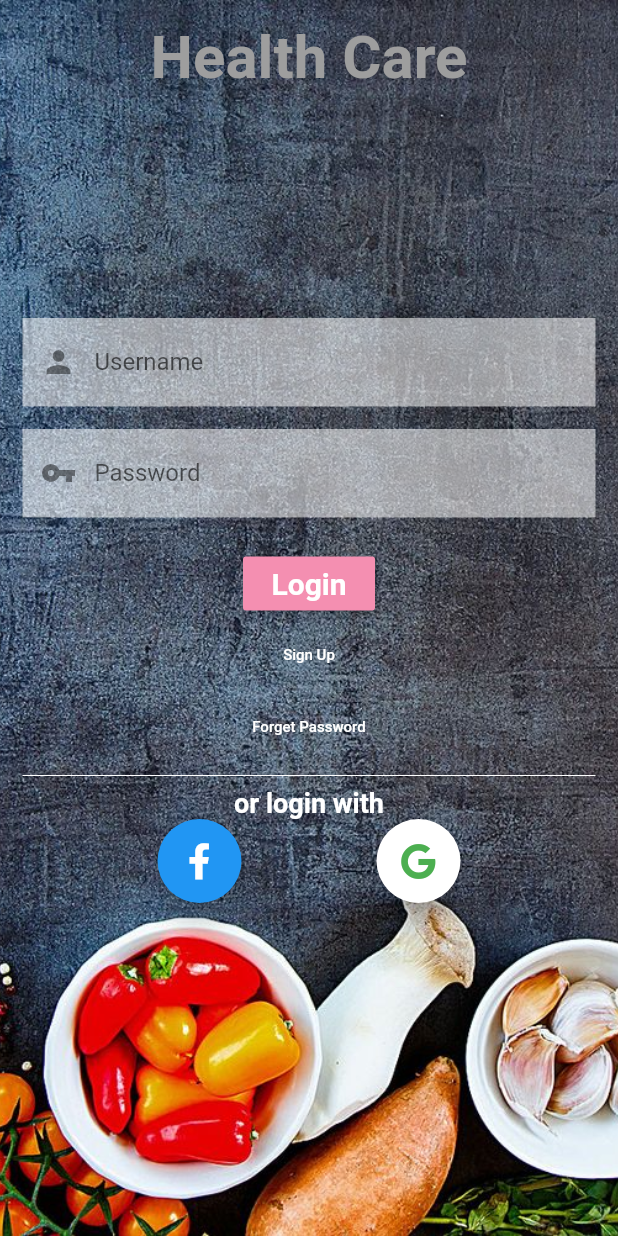
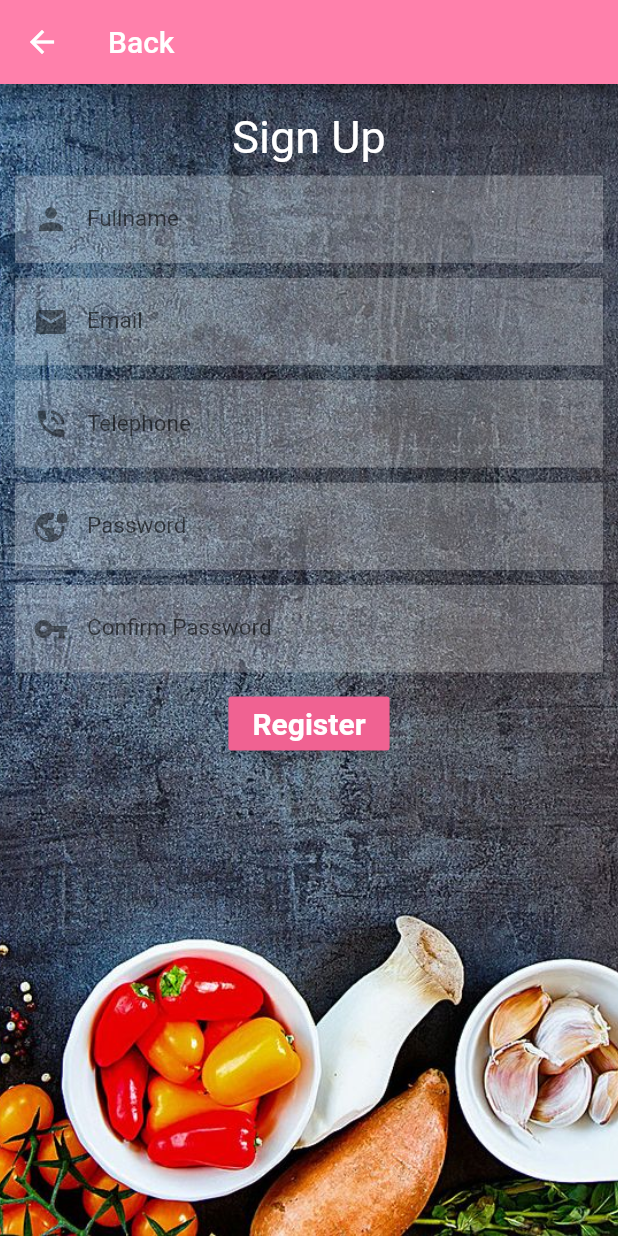
Before and after one commit to PoomNet/health_care, a Flutter app: the screen it shows after launch, after a tap on "Sign Up", on a phone screen of 412 x 824 dp. Run offline on Flutter 3.47's test engine with Material 2 defaults, Android fonts, the phone set to English and light mode, and no system bars.

Commit message:
sign up page

```diff
--- a/myproject/myapp/lib/main.dart
+++ b/myproject/myapp/lib/main.dart
@@ -1,4 +1,8 @@
+import 'package:flutter/cupertino.dart';
 import 'package:flutter/material.dart';
+import 'package:flutter/widgets.dart';
+import 'package:myapp/screens/home_screen.dart';
+import 'package:myapp/screens/signup_screen.dart';
 
 import 'screens/login_screen.dart';
 
--- a/myproject/myapp/lib/screens/login_screen.dart
+++ b/myproject/myapp/lib/screens/login_screen.dart
@@ -1,7 +1,7 @@
 import 'package:flutter/material.dart';
-import 'package:font_awesome_flutter/font_awesome_flutter.dart';
-
-import 'main_screen.dart';
+import 'package:flutter/widgets.dart';
+import 'package:myapp/screens/home_screen.dart';
+import 'package:myapp/screens/signup_screen.dart';
 
 class LoginPage extends StatefulWidget {
   @override
@@ -75,27 +75,11 @@ class _LoginPageState extends State<LoginPage> {
                   RaisedButton(
                     onPressed: () => doLogin() , color: Colors.pink[200], child: Text('Login', style: TextStyle(color: Colors.white, fontSize: 20, fontWeight: FontWeight.bold),),
                   ),FlatButton(
-                    onPressed: () {}, child: Text('Sign Up', style: TextStyle(color: Colors.white, fontSize: 10),),
+                    onPressed: () {Navigator.push(context, MaterialPageRoute(builder: (context) => SignUpPage()));}, child: Text('Sign Up', style: TextStyle(color: Colors.white, fontSize: 10),),
                   ),
                   FlatButton(
                     onPressed: () {}, child: Text('Forget Password', style: TextStyle(color: Colors.white, fontSize: 10),),
                   ),
-                  Divider(color: Colors.white,),
-                  Text('or login with', style: TextStyle(fontSize: 18, color: Colors.white, fontWeight: FontWeight.bold),),
-                  Row(
-                    mainAxisAlignment: MainAxisAlignment.spaceEvenly,
-                    children: <Widget>[
-                      FloatingActionButton(onPressed: () {},
-                        child: Icon(FontAwesomeIcons.facebookF),
-                        heroTag: 'btn1',
-                      ),
-                      FloatingActionButton(onPressed: () {},
-                        child: Icon(FontAwesomeIcons.google, color: Colors.green,),
-                        backgroundColor: Colors.white,
-                        heroTag: 'btn2',
-                      ),
-                    ],
-                  )
                 ],
               ),
             ),
--- /dev/null
+++ b/myproject/myapp/lib/screens/signup_screen.dart
@@ -0,0 +1,153 @@
+import 'dart:ui';
+
+import 'package:flutter/cupertino.dart';
+import 'package:flutter/material.dart';
+import 'package:flutter/rendering.dart';
+import 'package:flutter/widgets.dart';
+
+class SignUpPage extends StatefulWidget {
+  @override
+  _SignUpPageState createState() => _SignUpPageState();
+}
+
+class _SignUpPageState extends State<SignUpPage> {
+
+  final _formkey = GlobalKey<FormState>();
+  TextEditingController fullName;
+  TextEditingController phoneNumber;
+  TextEditingController email;
+  TextEditingController password;
+
+  @override
+  Widget build(BuildContext context) {
+    return Scaffold(
+      appBar: AppBar(
+        title: Text('Back'),
+        backgroundColor: Colors.pinkAccent[100]
+      ),
+      body: Stack(
+        fit: StackFit.expand,
+        children: <Widget>[
+          Container(
+            decoration: BoxDecoration(
+              image: DecorationImage(
+                fit: BoxFit.cover,
+                image: AssetImage('assets/pic/login-bg.jpg'))),
+          ),
+          Padding(
+            padding: const EdgeInsets.all(10.0),
+            child: Form(
+              key: _formkey,
+              child: Column(
+                mainAxisAlignment: MainAxisAlignment.start,
+                children: <Widget>[
+                  Padding(
+                    padding: const EdgeInsets.all(8.0),
+                    child: Text('Sign Up', style: TextStyle(fontSize: 30, color: Colors.white),),
+                  ),
+                  TextFormField(
+                      validator: (String value ){
+                        if (value.isEmpty) return 'กรุณาใส่ข้อมูล';
+                      },
+                      controller: fullName,
+                      decoration: InputDecoration(
+                        errorStyle: TextStyle(fontSize: 10.0),
+                        prefixIcon: Icon(Icons.person),
+                        labelText: 'Fullname',
+                        filled: true,
+                        fillColor: Colors.white24,
+                        border: InputBorder.none,
+                        labelStyle: TextStyle(fontSize: 15)
+                      ),
+                  ),SizedBox(
+                    height: 10,
+                  ),
+                  TextFormField(
+                      validator: (String value ){
+                        if (value.isEmpty) return 'กรุณาอีเมลล์';
+                      },
+                      controller: email,
+                      decoration: InputDecoration(
+                        errorStyle: TextStyle(fontSize: 10.0),
+                        prefixIcon: Icon(Icons.email),
+                        labelText: 'Email',
+                        filled: true,
+                        fillColor: Colors.white24,
+                        border: InputBorder.none,
+                        labelStyle: TextStyle(fontSize: 15)
+                      ),
+                  ),SizedBox(
+                    height: 10,
+                  ),
+                  TextFormField(
+                      validator: (String value ){
+                        if (value.isEmpty) return 'กรุณาเบอร์โทรศัพท์';
+                      },
+                      controller: phoneNumber,
+                      decoration: InputDecoration(
+                        errorStyle: TextStyle(fontSize: 10.0),
+                        prefixIcon: Icon(Icons.phone_in_talk),
+                        labelText: 'Telephone',
+                        filled: true,
+                        fillColor: Colors.white24,
+                        border: InputBorder.none,
+                        labelStyle: TextStyle(fontSize: 15)
+                      ),
+                  ),SizedBox(
+                    height: 10,
+                  ),
+                  TextFormField(
+                      validator: (String value ){
+                        if (value.isEmpty) return 'กรุณาระบุ Password';
+                      },
+                      controller: password,
+                      obscureText: true,
+                      decoration: InputDecoration(
+                        errorStyle: TextStyle(fontSize: 10.0),
+                        prefixIcon: Icon(Icons.vpn_lock),
+                        labelText: 'Password',
+                        filled: true,
+                        fillColor: Colors.white24,
+                        border: InputBorder.none,
+                        labelStyle: TextStyle(fontSize: 15)
+                      ),
+                  ),SizedBox(
+                    height: 10,
+                  ),
+                  TextFormField(
+                      validator: (String value ){
+                        if (value.isEmpty) return 'กรุณาระบุ Confirm Password';
+                      },
+                      controller: phoneNumber,
+                      decoration: InputDecoration(
+                        errorStyle: TextStyle(fontSize: 10.0),
+                        prefixIcon: Icon(Icons.vpn_key),
+                        labelText: 'Confirm Password',
+                        filled: true,
+                        fillColor: Colors.white24,
+                        border: InputBorder.none,
+                        labelStyle: TextStyle(fontSize: 15)
+                      ),
+                  ),SizedBox(
+                    height: 10.0,
+                  ),
+                  RaisedButton(
+                    onPressed: () => doSignUp() , color: Colors.pink[300], child: Text('Register', style: TextStyle(color: Colors.white, fontSize: 20, fontWeight: FontWeight.bold),),)
+                ],
+              ),
+            ),
+          )
+        ],
+      ),
+    );
+  }
+  doSignUp(){
+    if (_formkey.currentState.validate()){
+
+
+
+
+    }
+
+  }
+}
--- a/myproject/myapp/pubspec.yaml
+++ b/myproject/myapp/pubspec.yaml
@@ -17,10 +17,9 @@ environment:
   sdk: ">=2.1.0 <3.0.0"
 
 dependencies:
-  font_awesome_flutter: "8.4.0"
+
   flutter:
     sdk: flutter
-  google_sign_in: ^4.0.1+3
   # The following adds the Cupertino Icons font to your application.
   # Use with the CupertinoIcons class for iOS style icons.
   cupertino_icons: ^0.1.2
```
Also changed, not shown: myproject/myapp/lib/screens/home_screen.dart (renamed from myproject/myapp/lib/screens/main_screen.dart), myproject/myapp/pubspec.lock.
